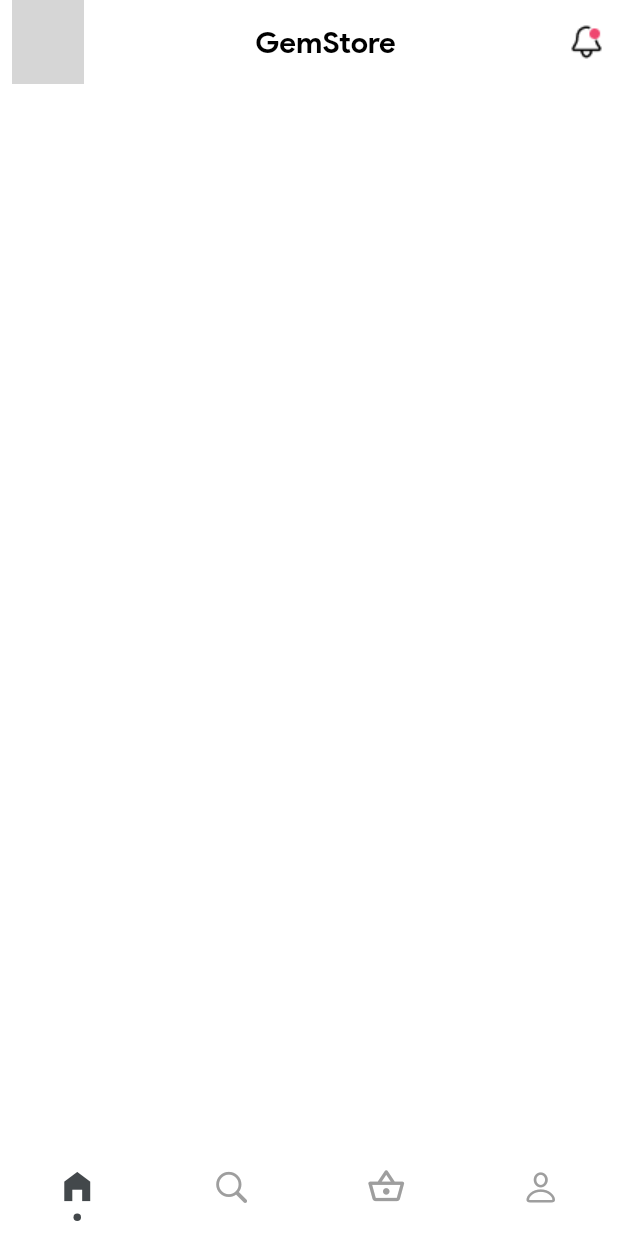
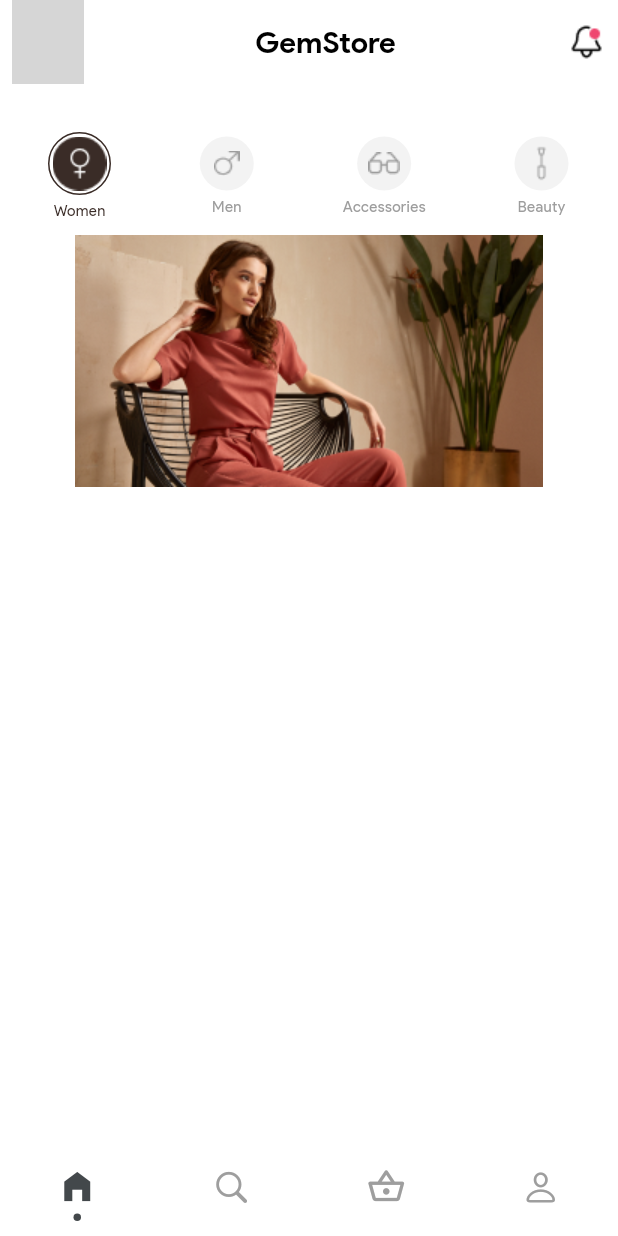
Before and after one commit to NjokiCynthia/gemStore, a Flutter app: the screen it shows after launch, after a tap on "Get Started", on a phone screen of 412 x 824 dp. Run offline on Flutter 3.47's test engine with Material 3 defaults, Android fonts, the phone set to English and light mode, and no system bars; drawn by our look-alikes of persistent_bottom_nav_bar; grey boxes are pictures that could not be loaded.

Commit message:
Add homescreen images

```diff
--- a/lib/screens/dashboard/home.dart
+++ b/lib/screens/dashboard/home.dart
@@ -31,6 +31,95 @@ class _HomeState extends State<Home> {
             ),
           ],
         ),
-    );
+        body:
+            //Should be tabview but let me use icons since at the moment we do not ahve content for the other screens
+            Padding(
+          padding: EdgeInsets.all(32),
+          child: Column(
+            children: [
+              Row(mainAxisAlignment: MainAxisAlignment.spaceBetween, children: [
+                Column(
+                  children: [
+                    Container(
+                      height: 42,
+                      width: 42,
+                      decoration: BoxDecoration(
+                          shape: BoxShape.circle,
+                          border: Border.all(
+                              color: Color.fromRGBO(58, 44, 39, 1.0))),
+                      child: Image.asset(
+                        'assets/images/first.png',
+                      ),
+                    ),
+                    SizedBox(
+                      height: 3,
+                    ),
+                    customText1(
+                        text: 'Women', color: Color.fromRGBO(58, 44, 39, 1.0))
+                  ],
+                ),
+                Column(
+                  children: [
+                    Container(
+                      height: 36,
+                      width: 38,
+                      decoration: BoxDecoration(
+                          shape: BoxShape.circle,
+                          color: Color.fromRGBO(243, 243, 243, 1.0)),
+                      child: Image.asset('assets/images/men.png',
+                          color: Color.fromRGBO(157, 157, 157, 1.0)),
+                    ),
+                    SizedBox(
+                      height: 3,
+                    ),
+                    customText1(
+                        text: 'Men', color: Color.fromRGBO(157, 157, 157, 1.0))
+                  ],
+                ),
+                Column(
+                  children: [
+                    Container(
+                      height: 36,
+                      width: 38,
+                      decoration: BoxDecoration(
+                          shape: BoxShape.circle,
+                          color: Color.fromRGBO(243, 243, 243, 1.0)),
+                      child: Image.asset('assets/images/accessories.png',
+                          color: Color.fromRGBO(157, 157, 157, 1.0)),
+                    ),
+                    SizedBox(
+                      height: 3,
+                    ),
+                    customText1(
+                        text: 'Accessories',
+                        color: Color.fromRGBO(157, 157, 157, 1.0))
+                  ],
+                ),
+                Column(
+                  children: [
+                    Container(
+                      height: 36,
+                      width: 38,
+                      decoration: BoxDecoration(
+                          shape: BoxShape.circle,
+                          color: Color.fromRGBO(243, 243, 243, 1.0)),
+                      child: Image.asset('assets/images/beauty.png',
+                          color: Color.fromRGBO(157, 157, 157, 1.0)),
+                    ),
+                    SizedBox(
+                      height: 3,
+                    ),
+                    customText1(
+                        text: 'Beauty',
+                        color: Color.fromRGBO(157, 157, 157, 1.0))
+                  ],
+                ),
+              ]),
+              SizedBox(
+                  width: double.infinity,
+                  child: Image.asset('assets/images/autumn.png'))
+            ],
+          ),
+        ));
   }
 }
--- a/lib/utilities/textsyles.dart
+++ b/lib/utilities/textsyles.dart
@@ -131,6 +131,26 @@ Widget buttonText(
   );
 }
 
+Widget customText1(
+    {required String text,
+    Color? color,
+    TextAlign textAlign = TextAlign.center,
+    double fontSize = 10.0,
+    FontWeight fontWeight = FontWeight.w300,
+    String fontFamily = 'ProductSans'}) {
+  return Text(
+    text,
+    style: TextStyle(
+      fontWeight: fontWeight,
+      fontSize: fontSize,
+      fontFamily: fontFamily,
+      color: color,
+    ),
+    textAlign: textAlign,
+    overflow: TextOverflow.ellipsis,
+  );
+}
+
 Widget customText(
     {required String text,
     Color? color,
--- a/pubspec.yaml
+++ b/pubspec.yaml
@@ -51,6 +51,11 @@ flutter:
     - assets/images/shop_cart.png
     - assets/images/back_button.png
     - assets/images/details.png
+    - assets/images/first.png
+    - assets/images/men.png
+    - assets/images/accessories.png
+    - assets/images/beauty.png
+    - assets/images/autumn.png
 
 
   # An image asset can refer to one or more resolution-specific "variants", see
```
Also changed, not shown: assets/images/accessories.png (added), assets/images/beauty.png (added), assets/images/first.png (added), assets/images/men.png (added). Lines whose indentation alone changed are shown as unchanged.
